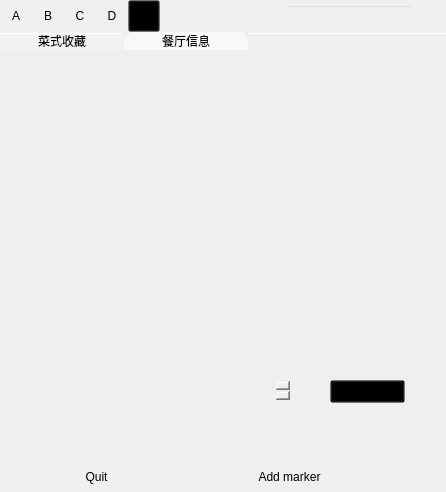
Before: the Qt Designer form deliciousClient/mainwindow.ui in gaoxiaojun/delicacymap, drawn with Qt 5.
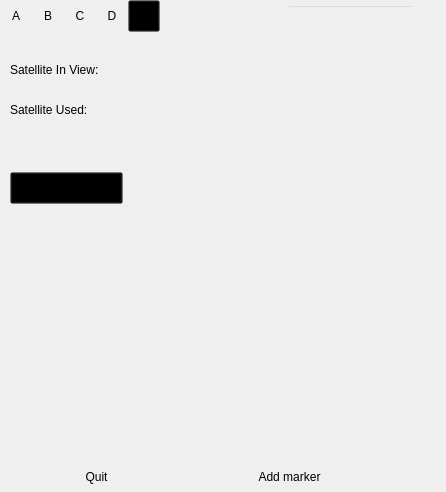
After: the same form once the commit is applied. Icons and pictures are not drawn.

Patch:
```diff
--- a/deliciousClient/mainwindow.ui
+++ b/deliciousClient/mainwindow.ui
@@ -274,7 +274,7 @@
 }</string>
       </property>
       <property name="currentIndex">
-       <number>0</number>
+       <number>2</number>
       </property>
       <widget class="QWidget" name="page_2">
        <layout class="QVBoxLayout" name="verticalLayout_2">
@@ -397,6 +397,73 @@
         </item>
        </layout>
       </widget>
+      <widget class="QWidget" name="page_gps">
+       <widget class="QLabel" name="label_Sat_In_View">
+        <property name="geometry">
+         <rect>
+          <x>130</x>
+          <y>30</y>
+          <width>61</width>
+          <height>16</height>
+         </rect>
+        </property>
+        <property name="text">
+         <string notr="true"/>
+        </property>
+       </widget>
+       <widget class="QLabel" name="label">
+        <property name="geometry">
+         <rect>
+          <x>10</x>
+          <y>30</y>
+          <width>111</width>
+          <height>16</height>
+         </rect>
+        </property>
+        <property name="text">
+         <string>Satellite In View:</string>
+        </property>
+       </widget>
+       <widget class="QLabel" name="label_2">
+        <property name="geometry">
+         <rect>
+          <x>10</x>
+          <y>70</y>
+          <width>111</width>
+          <height>16</height>
+         </rect>
+        </property>
+        <property name="text">
+         <string>Satellite Used:</string>
+        </property>
+       </widget>
+       <widget class="QLabel" name="label_Sat_Used">
+        <property name="geometry">
+         <rect>
+          <x>130</x>
+          <y>70</y>
+          <width>61</width>
+          <height>16</height>
+         </rect>
+        </property>
+        <property name="text">
+         <string notr="true"/>
+        </property>
+       </widget>
+       <widget class="QPushButton" name="btn_StartGPS">
+        <property name="geometry">
+         <rect>
+          <x>10</x>
+          <y>140</y>
+          <width>113</width>
+          <height>32</height>
+         </rect>
+        </property>
+        <property name="text">
+         <string notr="true">Trun On GPS</string>
+        </property>
+       </widget>
+      </widget>
      </widget>
     </item>
     <item>
```
Left out of the diff: 4 changed lines with no effect on the pictures.
